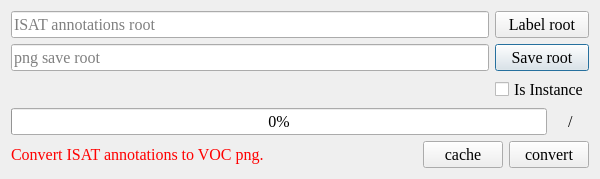
yatengLG/ISAT_with_segment_anything, file ui/ISAT_to_VOC_dialog.ui: the form before one commit.
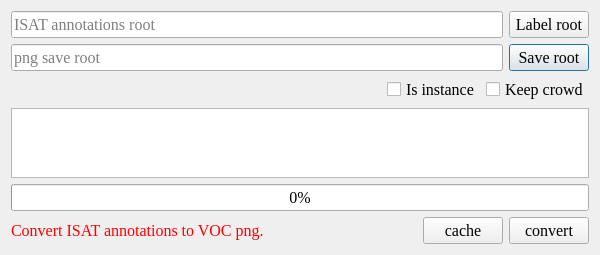
The form after the commit. Icons and pictures are not drawn.

Patch:
```diff
--- a/ui/ISAT_to_VOC_dialog.ui
+++ b/ui/ISAT_to_VOC_dialog.ui
@@ -10,7 +10,7 @@
     <x>0</x>
     <y>0</y>
     <width>600</width>
-    <height>173</height>
+    <height>251</height>
    </rect>
   </property>
   <property name="font">
@@ -64,22 +64,6 @@
         </property>
        </widget>
       </item>
-      <item row="4" column="1">
-       <widget class="QCheckBox" name="checkBox_is_instance">
-        <property name="toolTip">
-         <string/>
-        </property>
-        <property name="accessibleName">
-         <string/>
-        </property>
-        <property name="accessibleDescription">
-         <string/>
-        </property>
-        <property name="text">
-         <string>Is Instance</string>
-        </property>
-       </widget>
-      </item>
       <item row="2" column="0">
        <widget class="QLineEdit" name="lineEdit_label_root">
         <property name="enabled">
@@ -119,39 +103,68 @@
        <number>0</number>
       </property>
       <item>
-       <widget class="QProgressBar" name="progressBar">
-        <property name="value">
-         <number>0</number>
+       <spacer name="horizontalSpacer_2">
+        <property name="orientation">
+         <enum>Qt::Horizontal</enum>
         </property>
-       </widget>
+        <property name="sizeHint" stdset="0">
+         <size>
+          <width>40</width>
+          <height>20</height>
+         </size>
+        </property>
+       </spacer>
       </item>
       <item>
-       <widget class="QLabel" name="current_num">
-        <property name="text">
+       <widget class="QCheckBox" name="checkBox_is_instance">
+        <property name="toolTip">
          <string/>
         </property>
-       </widget>
-      </item>
-      <item>
-       <widget class="QLabel" name="label_3">
         <property name="accessibleName">
          <string>aaa</string>
         </property>
         <property name="text">
-         <string>/</string>
+         <string>Is instance</string>
         </property>
        </widget>
       </item>
       <item>
-       <widget class="QLabel" name="all_num">
+       <widget class="QCheckBox" name="checkBox_keep_crowd">
         <property name="text">
-         <string/>
+         <string>Keep crowd</string>
         </property>
        </widget>
       </item>
      </layout>
     </widget>
    </item>
+   <item>
+    <widget class="QTextBrowser" name="textBrowser">
+     <property name="font">
+      <font>
+       <family>宋体</family>
+       <pointsize>12</pointsize>
+      </font>
+     </property>
+     <property name="lineWrapMode">
+      <enum>QTextEdit::NoWrap</enum>
+     </property>
+     <property name="html">
+      <string>&lt;!DOCTYPE HTML PUBLIC &quot;-//W3C//DTD HTML 4.0//EN&quot; &quot;http://www.w3.org/TR/REC-html40/strict.dtd&quot;&gt;
+&lt;html&gt;&lt;head&gt;&lt;meta name=&quot;qrichtext&quot; content=&quot;1&quot; /&gt;&lt;style type=&quot;text/css&quot;&gt;
+p, li { white-space: pre-wrap; }
+&lt;/style&gt;&lt;/head&gt;&lt;body style=&quot; font-family:'宋体'; font-size:12pt; font-weight:400; font-style:normal;&quot;&gt;
+&lt;p style=&quot;-qt-paragraph-type:empty; margin-top:0px; margin-bottom:0px; margin-left:0px; margin-right:0px; -qt-block-indent:0; text-indent:0px;&quot;&gt;&lt;br /&gt;&lt;/p&gt;&lt;/body&gt;&lt;/html&gt;</string>
+     </property>
+    </widget>
+   </item>
+   <item>
+    <widget class="QProgressBar" name="progressBar">
+     <property name="value">
+      <number>0</number>
+     </property>
+    </widget>
+   </item>
    <item>
     <widget class="QWidget" name="widget_2" native="true">
      <layout class="QHBoxLayout" name="horizontalLayout">
```
Left out of the diff: 33 changed lines with no effect on the pictures.
